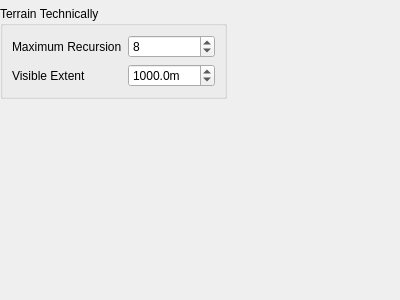
Old version of the form src/gui/CosyGui/waterfitting.ui in the repository phresnel/picogen.
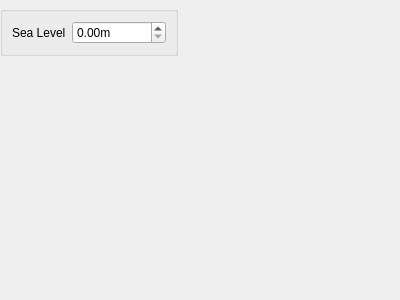
New version of the form. Custom widgets are drawn as their Qt base class.

What changed in the file:
```diff
--- a/src/gui/CosyGui/waterfitting.ui
+++ b/src/gui/CosyGui/waterfitting.ui
@@ -29,7 +29,7 @@
      <item>
       <widget class="QGroupBox" name="groupBox">
        <property name="title">
-        <string>Terrain Technically</string>
+        <string/>
        </property>
        <layout class="QVBoxLayout" name="verticalLayout_2">
         <item>
@@ -38,49 +38,20 @@
            <enum>QFormLayout::AllNonFixedFieldsGrow</enum>
           </property>
           <item row="0" column="0">
-           <widget class="QLabel" name="label_2">
-            <property name="text">
-             <string>Maximum Recursion</string>
-            </property>
-           </widget>
-          </item>
-          <item row="0" column="1">
-           <widget class="QSpinBox" name="maxRecursion">
-            <property name="minimum">
-             <number>1</number>
-            </property>
-            <property name="maximum">
-             <number>22</number>
-            </property>
-            <property name="value">
-             <number>8</number>
-            </property>
-           </widget>
-          </item>
-          <item row="1" column="0">
            <widget class="QLabel" name="label">
             <property name="text">
-             <string>Visible Extent</string>
+             <string>Sea Level</string>
             </property>
            </widget>
           </item>
-          <item row="1" column="1">
-           <widget class="QDoubleSpinBox" name="visibleExtent">
+          <item row="0" column="1">
+           <widget class="QDoubleSpinBox" name="seaLevel">
             <property name="suffix">
              <string>m</string>
             </property>
-            <property name="decimals">
-             <number>1</number>
-            </property>
-            <property name="minimum">
-             <double>1.000000000000000</double>
-            </property>
             <property name="maximum">
              <double>999999999.000000000000000</double>
             </property>
-            <property name="value">
-             <double>1000.000000000000000</double>
-            </property>
            </widget>
           </item>
          </layout>
```
